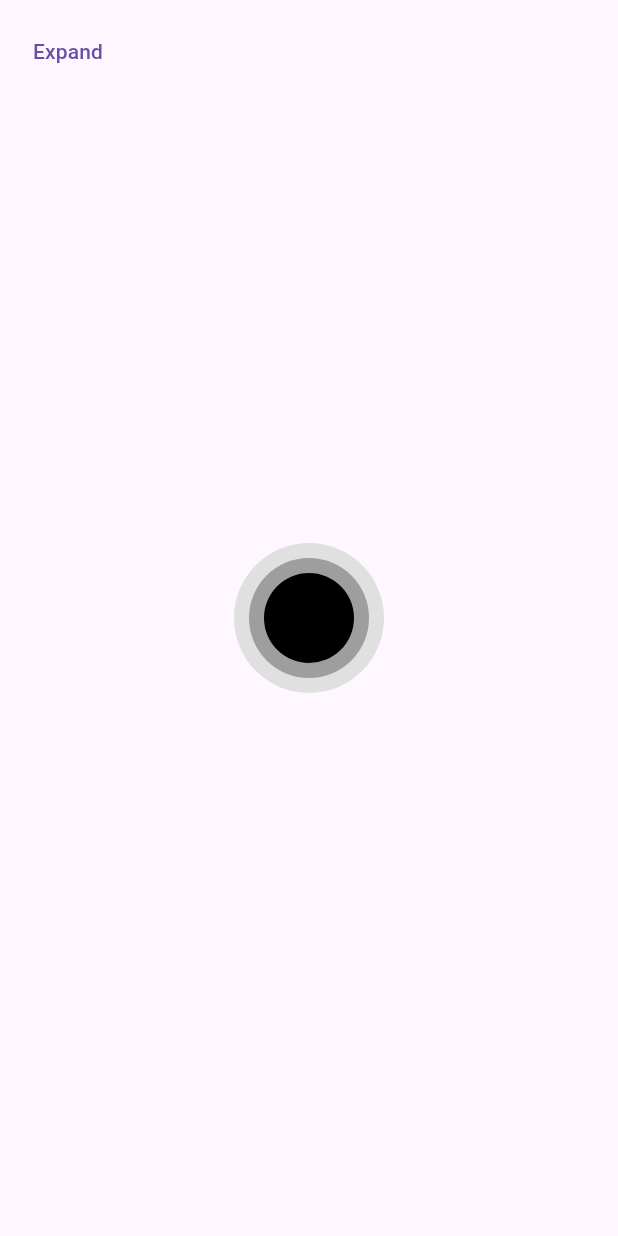
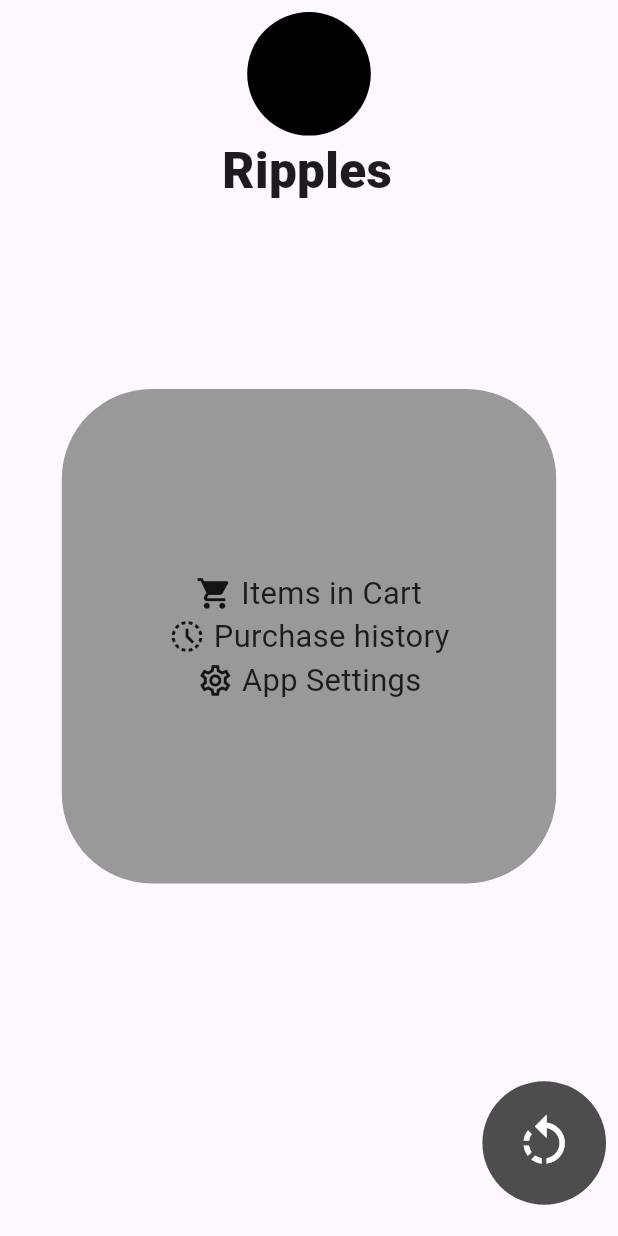
Before and after one commit to AsifJishan/Flutter-Animation-Assignment, a Flutter app: the screen it shows after launch, after a tap on "Expand", on a phone screen of 412 x 824 dp. Run offline on Flutter 3.47's test engine with Material 3 defaults, Android fonts, the phone set to English and light mode, and no system bars; our stand-ins replace get.

Commit message:
Apatoto Shesh

```diff
--- a/lib/main.dart
+++ b/lib/main.dart
@@ -1,4 +1,5 @@
 import 'package:flutter/material.dart';
+import 'package:get/get.dart';
 
 void main() {
   runApp(const MyApp());
@@ -9,55 +10,144 @@
 
   @override
   Widget build(BuildContext context) {
-    return MaterialApp(
+    return const MaterialApp(
       debugShowCheckedModeBanner: false,
-      home: Scaffold(
-        body: Stack(
-          children: [
-            Positioned(
-              top: 10,
-              left: 10,
-              child: TextButton(
-                onPressed: () {
+      home: Anime(),
+    );
+  }
+}
 
-                },
-                child: const Text('Expand'),
-              ),
-            ),
-            Center(
-              child: Stack(
-                alignment: Alignment.center,
-                children: [
-                  Container(
-                    width: 100,
-                    height: 100,
-                    decoration: BoxDecoration(
-                      shape: BoxShape.circle,
-                      color: Colors.grey[300],
+class Anime extends StatelessWidget {
+  const Anime({super.key});
+
+  @override
+  Widget build(BuildContext context) {
+    RxBool clickMarche = false.obs;
+    var akar = MediaQuery.of(context).size;
+
+    return Obx(() => Scaffold(
+      body: SafeArea(
+        child: Padding(
+          padding: const EdgeInsets.all(8.0),
+          child: SizedBox(
+            width: akar.width,
+            height: akar.height,
+            child: Stack(
+              alignment: Alignment.center,
+              children: [
+                AnimatedPositioned(
+                  duration: const Duration(milliseconds: 355),
+                  curve: Curves.easeOut,
+                  top: clickMarche.value ? akar.width * .20 : 0,
+                  left: clickMarche.value ? akar.width * .34 : 0,
+                  child: GestureDetector(
+                    onTap: () {
+                      clickMarche.value = true;
+                    },
+                    child: Text(
+                      clickMarche.value ? "Ripples" : "Expand",
+                      style: TextStyle(
+                        fontSize: akar.width * 0.08,
+                        fontWeight: FontWeight.w900,
+                      ),
+                      textAlign: TextAlign.left,
                     ),
                   ),
-                  Container(
-                    width: 80,
-                    height: 80,
+                ),
+                AnimatedPositioned(
+                  duration: const Duration(milliseconds: 355),
+                  curve: Curves.easeOut,
+                  top: clickMarche.value ? akar.width * .61 : akar.width * .76,
+                  child: AnimatedContainer(
+                    duration: const Duration(milliseconds: 355),
+                    curve: Curves.easeOut,
+                    width: clickMarche.value ? akar.width * .8 : akar.width * .46,
+                    height: clickMarche.value ? akar.width * .8 : akar.width * .46,
                     decoration: BoxDecoration(
-                      shape: BoxShape.circle,
-                      color: Colors.grey[500],
+                      borderRadius: BorderRadius.circular(clickMarche.value ? 60 : 100),
+                      color: const Color(0xff999999),
+                    ),
+                    child: clickMarche.value
+                        ? AnimatedOpacity(
+                            duration: const Duration(milliseconds: 355),
+                            opacity: clickMarche.value ? 1 : 0,
+                            child: Column(
+                              crossAxisAlignment: CrossAxisAlignment.center,
+                              mainAxisAlignment: MainAxisAlignment.center,
+                              children: [
+                                Row(
+                                  mainAxisAlignment: MainAxisAlignment.center,
+                                  children: [
+                                    Icon(Icons.shopping_cart, size: akar.width * .06,),
+                                    Text(" Items in Cart", style: TextStyle(fontSize: akar.width * .05),)
+                                  ],
+                                ),
+                                Row(
+                                  mainAxisAlignment: MainAxisAlignment.center,
+                                  children: [
+                                    Icon(Icons.history_toggle_off, size: akar.width * .06,),
+                                    Text(" Purchase history", style: TextStyle(fontSize: akar.width * .05),)
+                                  ],
+                                ),
+                                Row(
+                                  mainAxisAlignment: MainAxisAlignment.center,
+                                  children: [
+                                    Icon(Icons.settings_outlined, size: akar.width * .06,),
+                                    Text(" App Settings", style: TextStyle(fontSize: akar.width * .05),)
+                                  ],
+                                ),
+                              ],
+                            ),
+                          )
+                        : const SizedBox(),
+                  ),
+                ),
+                AnimatedPositioned(
+                  duration: const Duration(milliseconds: 355),
+                  curve: Curves.easeOut,
+                  top: clickMarche.value ? akar.width * 1.73 : akar.width * .8, // Adjust this value to move the circle
+                  right: clickMarche.value ? 0 : akar.width * .29,
+                  child: GestureDetector(
+                    onTap: () {
+                      clickMarche.value = false;
+                    },
+                    child: AnimatedContainer(
+                      duration: const Duration(milliseconds: 355),
+                      curve: Curves.easeOut,
+                      width: clickMarche.value ? akar.width * .2 : akar.width * .38,
+                      height: clickMarche.value ? akar.width * .2 : akar.width * .38,
+                      decoration: BoxDecoration(
+                        borderRadius: BorderRadius.circular(100),
+                        color: const Color(0xff4d4d4d),
+                      ),
+                      child: AnimatedOpacity(
+                        duration: const Duration(milliseconds: 121),
+                        opacity: clickMarche.value ? 1 : 0,
+                        child: Icon(Icons.rotate_left, size: akar.width * 0.1, color: Colors.white,),
+                      ),
                     ),
                   ),
-                  Container(
-                    width: 60,
-                    height: 60,
-                    decoration: const BoxDecoration(
-                      shape: BoxShape.circle,
+                ),
+                AnimatedPositioned(
+                  duration: const Duration(milliseconds: 355),
+                  curve: Curves.easeOut,
+                  top: clickMarche.value ? 0 : akar.width * .84, // Adjust this value to move the circle
+                  child: AnimatedContainer(
+                    duration: const Duration(milliseconds: 355),
+                    curve: Curves.easeOut,
+                    width: clickMarche.value ? akar.width * .2 : akar.width * .3,
+                    height: clickMarche.value ? akar.width * .2 : akar.width * .3,
+                    decoration: BoxDecoration(
+                      borderRadius: BorderRadius.circular(100),
                       color: Colors.black,
                     ),
                   ),
-                ],
-              ),
+                ),
+              ],
             ),
-          ],
+          ),
         ),
       ),
-    );
+    ));
   }
 }
--- a/pubspec.yaml
+++ b/pubspec.yaml
@@ -35,6 +35,7 @@ dependencies:
   # The following adds the Cupertino Icons font to your application.
   # Use with the CupertinoIcons class for iOS style icons.
   cupertino_icons: ^1.0.8
+  get: ^4.6.6
 
 dev_dependencies:
   flutter_test:
```
Also changed, not shown: pubspec.lock, 1 other file.
